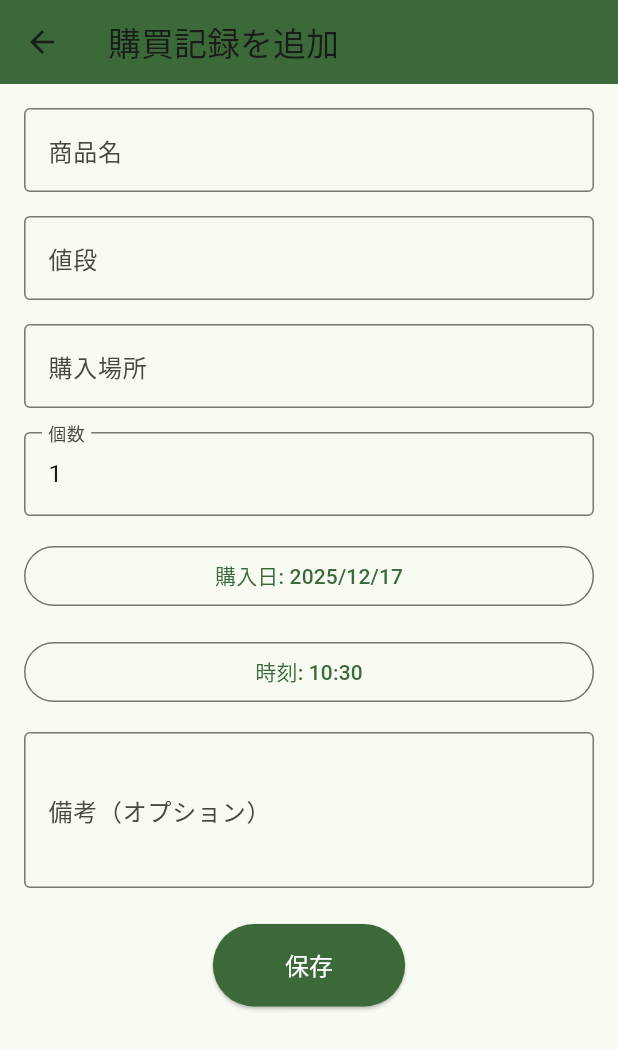
After one commit to saladve/flutter_shopping-list, a Flutter app: the screen it shows after launch, item 2 of the bottom bar chosen, after a tap on the "add" icon, on a phone screen of 412 x 824 dp. The commit adds this screen. Shown: the top 1049 px of the screen. Run offline on Flutter 3.47's test engine with Material 3 defaults, Android fonts, the phone set to English and light mode, and no system bars; our stand-ins replace cloud_firestore, firebase_core; accounts and stored records are empty.

Commit message:
add: 買い物記録機能実装

```diff
--- a/shopping_list_app/lib/main.dart
+++ b/shopping_list_app/lib/main.dart
@@ -1,21 +1,19 @@
 import 'package:flutter/material.dart';
 import 'package:shopping_list_app/screens/shopping_list_screen.dart';
+import 'package:shopping_list_app/screens/purchase_history_screen.dart';
 import 'package:firebase_core/firebase_core.dart';
 import 'firebase_options.dart';
 
 void main() async {
   WidgetsFlutterBinding.ensureInitialized();
 
-  await Firebase.initializeApp(
-    options: DefaultFirebaseOptions.currentPlatform,
-  );
+  await Firebase.initializeApp(options: DefaultFirebaseOptions.currentPlatform);
   runApp(const MyApp());
 }
 
 class MyApp extends StatelessWidget {
   const MyApp({super.key});
 
-  // This widget is the root of your application.
   @override
   Widget build(BuildContext context) {
     return MaterialApp(
@@ -23,7 +21,45 @@ class MyApp extends StatelessWidget {
       theme: ThemeData(
         colorScheme: ColorScheme.fromSeed(seedColor: Colors.green),
       ),
-      home: const ShoppingListScreen(),
+      home: const MainTabScreen(),
     );
   }
 }
+
+class MainTabScreen extends StatefulWidget {
+  const MainTabScreen({super.key});
+
+  @override
+  State<MainTabScreen> createState() => _MainTabScreenState();
+}
+
+class _MainTabScreenState extends State<MainTabScreen> {
+  int _selectedIndex = 0;
+
+  final List<Widget> _screens = [
+    const ShoppingListScreen(),
+    const PurchaseHistoryScreen(),
+  ];
+
+  @override
+  Widget build(BuildContext context) {
+    return Scaffold(
+      body: _screens[_selectedIndex],
+      bottomNavigationBar: BottomNavigationBar(
+        currentIndex: _selectedIndex,
+        onTap: (index) {
+          setState(() {
+            _selectedIndex = index;
+          });
+        },
+        items: const [
+          BottomNavigationBarItem(
+            icon: Icon(Icons.shopping_cart),
+            label: '買い物リスト',
+          ),
+          BottomNavigationBarItem(icon: Icon(Icons.history), label: '購買記録'),
+        ],
+      ),
+    );
+  }
+}
--- /dev/null
+++ b/shopping_list_app/lib/models/purchase_record.dart
@@ -0,0 +1,67 @@
+import 'package:cloud_firestore/cloud_firestore.dart';
+
+class PurchaseRecord {
+  final String id;
+  final String name;
+  final double price;
+  final String location;
+  final DateTime purchaseDate;
+  final int quantity;
+  final String? notes;
+
+  const PurchaseRecord({
+    required this.id,
+    required this.name,
+    required this.price,
+    required this.location,
+    required this.purchaseDate,
+    this.quantity = 1,
+    this.notes,
+  });
+
+  PurchaseRecord copyWith({
+    String? id,
+    String? name,
+    double? price,
+    String? location,
+    DateTime? purchaseDate,
+    int? quantity,
+    String? notes,
+  }) {
+    return PurchaseRecord(
+      id: id ?? this.id,
+      name: name ?? this.name,
+      price: price ?? this.price,
+      location: location ?? this.location,
+      purchaseDate: purchaseDate ?? this.purchaseDate,
+      quantity: quantity ?? this.quantity,
+      notes: notes ?? this.notes,
+    );
+  }
+
+  factory PurchaseRecord.fromFirestore(Map<String, dynamic> data, String id) {
+    return PurchaseRecord(
+      id: id,
+      name: data['name'] ?? 'No Name',
+      price: (data['price'] ?? 0).toDouble(),
+      location: data['location'] ?? '',
+      purchaseDate: data['purchaseDate'] is Timestamp
+          ? (data['purchaseDate'] as Timestamp).toDate()
+          : DateTime.now(),
+      quantity: data['quantity'] ?? 1,
+      notes: data['notes'],
+    );
+  }
+
+  Map<String, dynamic> toFirestore() {
+    return {
+      'name': name,
+      'price': price,
+      'location': location,
+      'purchaseDate': Timestamp.fromDate(purchaseDate),
+      'quantity': quantity,
+      'notes': notes,
+      'createdAt': Timestamp.now(),
+    };
+  }
+}
--- /dev/null
+++ b/shopping_list_app/lib/screens/new_purchase_record_screen.dart
@@ -0,0 +1,216 @@
+import 'package:flutter/material.dart';
+import '../models/purchase_record.dart';
+
+class NewPurchaseRecordScreen extends StatefulWidget {
+  final String? initialName;
+
+  const NewPurchaseRecordScreen({super.key, this.initialName});
+
+  @override
+  State<NewPurchaseRecordScreen> createState() =>
+      _NewPurchaseRecordScreenState();
+}
+
+class _NewPurchaseRecordScreenState extends State<NewPurchaseRecordScreen> {
+  late TextEditingController _nameController;
+  late TextEditingController _priceController;
+  late TextEditingController _locationController;
+  late TextEditingController _quantityController;
+  late TextEditingController _notesController;
+  late DateTime _selectedDate;
+  late TimeOfDay _selectedTime;
+
+  @override
+  void initState() {
+    super.initState();
+    _nameController = TextEditingController(text: widget.initialName ?? '');
+    _priceController = TextEditingController();
+    _locationController = TextEditingController();
+    _quantityController = TextEditingController(text: '1');
+    _notesController = TextEditingController();
+    _selectedDate = DateTime.now();
+    _selectedTime = TimeOfDay.now();
+  }
+
+  @override
+  void dispose() {
+    _nameController.dispose();
+    _priceController.dispose();
+    _locationController.dispose();
+    _quantityController.dispose();
+    _notesController.dispose();
+    super.dispose();
+  }
+
+  void _selectDate() async {
+    final picked = await showDatePicker(
+      context: context,
+      initialDate: _selectedDate,
+      firstDate: DateTime(2020),
+      lastDate: DateTime.now(),
+    );
+    if (picked != null) {
+      setState(() {
+        _selectedDate = picked;
+      });
+    }
+  }
+
+  void _selectTime() async {
+    final picked = await showTimePicker(
+      context: context,
+      initialTime: _selectedTime,
+    );
+    if (picked != null) {
+      setState(() {
+        _selectedTime = picked;
+      });
+    }
+  }
+
+  void _savePurchaseRecord() {
+    if (_nameController.text.isEmpty) {
+      ScaffoldMessenger.of(
+        context,
+      ).showSnackBar(const SnackBar(content: Text('商品名を入力してください')));
+      return;
+    }
+
+    if (_priceController.text.isEmpty) {
+      ScaffoldMessenger.of(
+        context,
+      ).showSnackBar(const SnackBar(content: Text('価格を入力してください')));
+      return;
+    }
+
+    if (_locationController.text.isEmpty) {
+      ScaffoldMessenger.of(
+        context,
+      ).showSnackBar(const SnackBar(content: Text('購入場所を入力してください')));
+      return;
+    }
+
+    final purchaseDateTime = DateTime(
+      _selectedDate.year,
+      _selectedDate.month,
+      _selectedDate.day,
+      _selectedTime.hour,
+      _selectedTime.minute,
+    );
+
+    final purchaseRecord = PurchaseRecord(
+      id: '',
+      name: _nameController.text,
+      price: double.parse(_priceController.text),
+      location: _locationController.text,
+      purchaseDate: purchaseDateTime,
+      quantity: int.parse(_quantityController.text) ?? 1,
+      notes: _notesController.text.isNotEmpty ? _notesController.text : null,
+    );
+
+    Navigator.of(context).pop(purchaseRecord);
+  }
+
+  @override
+  Widget build(BuildContext context) {
+    return Scaffold(
+      appBar: AppBar(
+        title: const Text('購買記録を追加'),
+        backgroundColor: Theme.of(context).primaryColor,
+      ),
+      body: SingleChildScrollView(
+        padding: const EdgeInsets.all(16),
+        child: Column(
+          children: [
+            TextField(
+              controller: _nameController,
+              decoration: const InputDecoration(
+                labelText: '商品名',
+                border: OutlineInputBorder(),
+              ),
+            ),
+            const SizedBox(height: 16),
+            TextField(
+              controller: _priceController,
+              keyboardType: const TextInputType.numberWithOptions(
+                decimal: true,
+              ),
+              decoration: const InputDecoration(
+                labelText: '値段',
+                border: OutlineInputBorder(),
+                prefixText: '¥ ',
+              ),
+            ),
+            const SizedBox(height: 16),
+            TextField(
+              controller: _locationController,
+              decoration: const InputDecoration(
+                labelText: '購入場所',
+                border: OutlineInputBorder(),
+              ),
+            ),
+            const SizedBox(height: 16),
+            TextField(
+              controller: _quantityController,
+              keyboardType: TextInputType.number,
+              decoration: const InputDecoration(
+                labelText: '個数',
+                border: OutlineInputBorder(),
+              ),
+            ),
+            const SizedBox(height: 16),
+            Row(
+              children: [
+                Expanded(
+                  child: OutlinedButton(
+                    onPressed: _selectDate,
+                    child: Text(
+                      '購入日: ${_selectedDate.year}/${_selectedDate.month}/${_selectedDate.day}',
+                    ),
+                  ),
+                ),
+              ],
+            ),
+            const SizedBox(height: 16),
+            Row(
+              children: [
+                Expanded(
+                  child: OutlinedButton(
+                    onPressed: _selectTime,
+                    child: Text(
+                      '時刻: ${_selectedTime.hour.toString().padLeft(2, '0')}:${_selectedTime.minute.toString().padLeft(2, '0')}',
+                    ),
+                  ),
+                ),
+              ],
+            ),
+            const SizedBox(height: 16),
+            TextField(
+              controller: _notesController,
+              decoration: const InputDecoration(
+                labelText: '備考（オプション）',
+                border: OutlineInputBorder(),
+              ),
+              maxLines: 3,
+            ),
+            const SizedBox(height: 24),
+            ElevatedButton(
+              onPressed: _savePurchaseRecord,
+              style: ElevatedButton.styleFrom(
+                backgroundColor: Theme.of(context).primaryColor,
+                padding: const EdgeInsets.symmetric(
+                  horizontal: 48,
+                  vertical: 16,
+                ),
+              ),
+              child: const Text(
+                '保存',
+                style: TextStyle(fontSize: 16, color: Colors.white),
+              ),
+            ),
+          ],
+        ),
+      ),
+    );
+  }
+}
--- /dev/null
+++ b/shopping_list_app/lib/screens/purchase_history_screen.dart
@@ -0,0 +1,200 @@
+import 'package:flutter/material.dart';
+import 'package:cloud_firestore/cloud_firestore.dart';
+import '../models/purchase_record.dart';
+import 'new_purchase_record_screen.dart';
+
+class PurchaseHistoryScreen extends StatefulWidget {
+  const PurchaseHistoryScreen({super.key});
+
+  @override
+  State<PurchaseHistoryScreen> createState() => _PurchaseHistoryScreenState();
+}
+
+class _PurchaseHistoryScreenState extends State<PurchaseHistoryScreen> {
+  CollectionReference get _purchaseRecordsRef {
+    return FirebaseFirestore.instance.collection('purchase_records');
+  }
+
+  String _locationFilter = 'すべて';
+
+  void _addPurchaseRecord(BuildContext context, [String? initialName]) async {
+    final newRecord = await Navigator.of(context).push<PurchaseRecord>(
+      MaterialPageRoute(
+        builder: (ctx) => NewPurchaseRecordScreen(initialName: initialName),
+      ),
+    );
+
+    if (newRecord == null) {
+      return;
+    }
+
+    try {
+      await _purchaseRecordsRef.add(newRecord.toFirestore());
+
+      if (!context.mounted) return;
+      ScaffoldMessenger.of(context).showSnackBar(
+        SnackBar(content: Text('${newRecord.name} を購買記録に追加しました。')),
+      );
+    } catch (e) {
+      if (!context.mounted) return;
+      ScaffoldMessenger.of(
+        context,
+      ).showSnackBar(SnackBar(content: Text('購買記録の追加に失敗しました: $e')));
+    }
+  }
+
+  void _deletePurchaseRecord(String recordId) async {
+    try {
+      await _purchaseRecordsRef.doc(recordId).delete();
+      if (!mounted) return;
+      ScaffoldMessenger.of(
+        context,
+      ).showSnackBar(const SnackBar(content: Text('購買記録を削除しました。')));
+    } catch (e) {
+      if (!mounted) return;
+      ScaffoldMessenger.of(
+        context,
+      ).showSnackBar(SnackBar(content: Text('削除に失敗しました: $e')));
+    }
+  }
+
+  List<PurchaseRecord> _applyFilters(List<PurchaseRecord> records) {
+    if (_locationFilter == 'すべて') {
+      return records;
+    }
+    return records
+        .where((record) => record.location == _locationFilter)
+        .toList();
+  }
+
+  @override
+  Widget build(BuildContext context) {
+    return Scaffold(
+      appBar: AppBar(
+        title: const Text('購買記録'),
+        backgroundColor: Theme.of(context).primaryColor,
+      ),
+      body: StreamBuilder<QuerySnapshot>(
+        stream: _purchaseRecordsRef
+            .orderBy('purchaseDate', descending: true)
+            .snapshots(),
+        builder: (context, snapshot) {
+          if (snapshot.connectionState == ConnectionState.waiting) {
+            return const Center(child: CircularProgressIndicator());
+          }
+
+          if (snapshot.hasError) {
+            return Center(child: Text('エラーが発生しました: ${snapshot.error}'));
+          }
+
+          final records = snapshot.data!.docs
+              .map(
+                (doc) => PurchaseRecord.fromFirestore(
+                  doc.data() as Map<String, dynamic>,
+                  doc.id,
+                ),
+              )
+              .toList();
+
+          // 購入場所のリストを取得
+          final locations = {'すべて', ...records.map((r) => r.location)};
+
+          final filteredRecords = _applyFilters(records);
+
+          return Column(
+            children: [
+              // フィルター
+              Padding(
+                padding: const EdgeInsets.all(12),
+                child: Row(
+                  children: [
+                    const Text('購入場所: '),
+                    Expanded(
+                      child: Padding(
+                        padding: const EdgeInsets.only(left: 8),
+                        child: DropdownButton<String>(
+                          value: _locationFilter,
+                          isExpanded: true,
+                          items: locations
+                              .map(
+                                (location) => DropdownMenuItem(
+                                  value: location,
+                                  child: Text(location),
+                                ),
+                              )
+                              .toList(),
+                          onChanged: (value) {
+                            if (value != null) {
+                              setState(() {
+                                _locationFilter = value;
+                              });
+                            }
+                          },
+                        ),
+                      ),
+                    ),
+                  ],
+                ),
+              ),
+              // 購買記録リスト
+              Expanded(
+                child: filteredRecords.isEmpty
+                    ? const Center(child: Text('購買記録がありません'))
+                    : ListView.builder(
+                        itemCount: filteredRecords.length,
+                        itemBuilder: (context, index) {
+                          final record = filteredRecords[index];
+                          return Card(
+                            margin: const EdgeInsets.symmetric(
+                              horizontal: 12,
+                              vertical: 8,
+                            ),
+                            child: ListTile(
+                              title: Text(record.name),
+                              subtitle: Column(
+                                crossAxisAlignment: CrossAxisAlignment.start,
+                                children: [
+                                  const SizedBox(height: 4),
+                                  Text(
+                                    '¥${record.price.toStringAsFixed(0)} × ${record.quantity}個 = ¥${(record.price * record.quantity).toStringAsFixed(0)}',
+                                    style: const TextStyle(fontSize: 12),
+                                  ),
+                                  Text(
+                                    '場所: ${record.location}',
+                                    style: const TextStyle(fontSize: 12),
+                                  ),
+                                  Text(
+                                    '日時: ${record.purchaseDate.year}/${record.purchaseDate.month}/${record.purchaseDate.day} ${record.purchaseDate.hour.toString().padLeft(2, '0')}:${record.purchaseDate.minute.toString().padLeft(2, '0')}',
+                                    style: const TextStyle(fontSize: 12),
+                                  ),
+                                  if (record.notes != null &&
+                                      record.notes!.isNotEmpty)
+                                    Text(
+                                      '備考: ${record.notes}',
+                                      style: const TextStyle(fontSize: 12),
+                                    ),
+                                ],
+                              ),
+                              trailing: IconButton(
+                                icon: const Icon(Icons.delete),
+                                onPressed: () =>
+                                    _deletePurchaseRecord(record.id),
+                              ),
+                              isThreeLine: true,
+                            ),
+                          );
+                        },
+                      ),
+              ),
+            ],
+          );
+        },
+      ),
+      floatingActionButton: FloatingActionButton(
+        onPressed: () => _addPurchaseRecord(context),
+        backgroundColor: Theme.of(context).primaryColor,
+        child: const Icon(Icons.add),
+      ),
+    );
+  }
+}
```
Also changed, not shown: shopping_list_app/lib/screens/shopping_list_screen.dart (+60 -3 lines).
